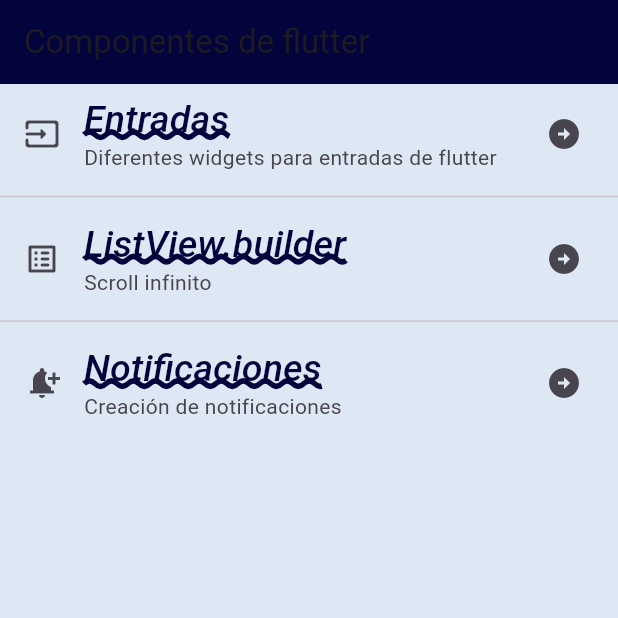
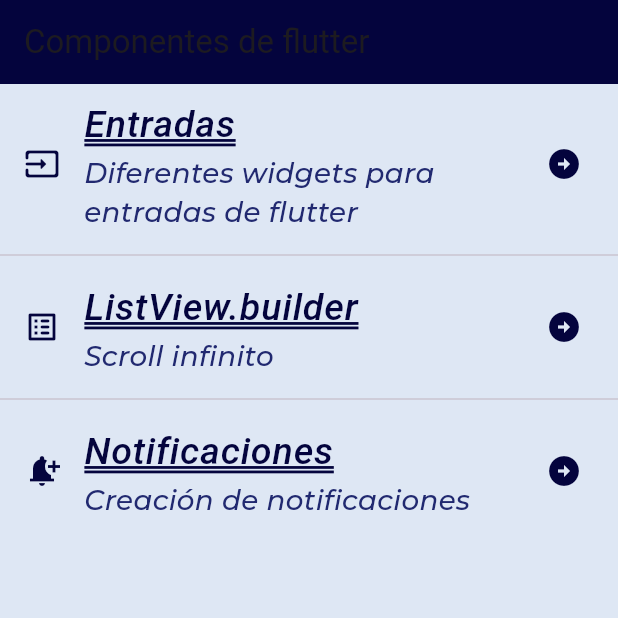
Before and after one commit to gnievap/componentes_flutter5c, a Flutter app: the screen it shows after launch, on a phone screen of 412 x 824 dp, the top half of it. Run offline on Flutter 3.47's test engine with Material 3 defaults, Android fonts, the phone set to English and light mode, and no system bars; our stand-ins replace google_fonts; Roboto replaces fonts that are missing (Acme).

Commit message:
Finalizing the app theme

```diff
--- a/lib/screens/home_screen.dart
+++ b/lib/screens/home_screen.dart
@@ -1,4 +1,5 @@
 import 'package:flutter/material.dart';
+import 'package:practica3_5c24/theme/app_theme.dart';
 
 class HomeScreen extends StatelessWidget {
   const HomeScreen({super.key});
@@ -12,35 +13,56 @@
       body: ListView(
         children: [
           ListTile(
-            leading: const Icon(Icons.input_rounded),
+            leading: const Icon(
+              Icons.input_rounded,
+              color: AppTheme.mainColor,
+            ),
             title: Text(
               'Entradas',
-              style: Theme.of(context).textTheme.headlineLarge,
+              style: AppTheme.lightTheme.textTheme.headlineLarge,
             ),
-            subtitle: const Text(
+            subtitle: Text(
               'Diferentes widgets para entradas de flutter',
+              style: AppTheme.lightTheme.textTheme.bodySmall,
             ),
-            trailing: const Icon(Icons.arrow_circle_right),
+            trailing: const Icon(
+              Icons.arrow_circle_right,
+              color: AppTheme.mainColor,
+            ),
           ),
           const Divider(),
           ListTile(
-            leading: const Icon(Icons.list_alt_rounded),
-            title: Text(
-              'ListView.builder',
-              style: Theme.of(context).textTheme.headlineLarge,
+            leading: const Icon(
+              Icons.list_alt_rounded,
+              color: AppTheme.mainColor,
             ),
-            subtitle: const Text('Scroll infinito'),
-            trailing: const Icon(Icons.arrow_circle_right),
+            title: Text('ListView.builder',
+                style: AppTheme.lightTheme.textTheme.headlineLarge),
+            subtitle: Text(
+              'Scroll infinito',
+              style: AppTheme.lightTheme.textTheme.bodySmall,
+            ),
+            trailing: const Icon(
+              Icons.arrow_circle_right,
+              color: AppTheme.mainColor,
+            ),
           ),
           const Divider(),
           ListTile(
-            leading: const Icon(Icons.notification_add),
-            title: Text(
-              'Notificaciones',
-              style: Theme.of(context).textTheme.headlineLarge,
+            leading: const Icon(
+              Icons.notification_add,
+              color: AppTheme.mainColor,
             ),
-            subtitle: const Text('Creación de notificaciones'),
-            trailing: const Icon(Icons.arrow_circle_right),
+            title: Text('Notificaciones',
+                style: AppTheme.lightTheme.textTheme.headlineLarge),
+            subtitle: Text(
+              'Creación de notificaciones',
+              style: AppTheme.lightTheme.textTheme.bodySmall,
+            ),
+            trailing: const Icon(
+              Icons.arrow_circle_right,
+              color: AppTheme.mainColor,
+            ),
           ),
         ],
       ),
--- a/lib/theme/app_theme.dart
+++ b/lib/theme/app_theme.dart
@@ -4,6 +4,7 @@
 class AppTheme {
   // Declaraciones de color
   static const mainColor = Color.fromARGB(255, 4, 4, 61);
+  static const accentColor = Color.fromARGB(255, 33, 41, 112);
   static const backColor = Color.fromARGB(255, 222, 231, 244);
 
   // Declaraciones del tema claro
@@ -17,11 +18,17 @@
         fontWeight: FontWeight.w500,
         decoration: TextDecoration.underline,
         decorationColor: mainColor,
-        decorationStyle: TextDecorationStyle.wavy,
-        decorationThickness: 3.0,
+        decorationStyle: TextDecorationStyle.double,
+        decorationThickness: 1.5,
         fontStyle: FontStyle.italic,
       ),
-      //bodySmall:
+      //Textos muy pequeños
+      bodySmall: GoogleFonts.montserrat(
+        color: accentColor,
+        fontSize: 18.5,
+        fontWeight: FontWeight.w500,
+        fontStyle: FontStyle.italic,
+      ),
     ),
   );
 }
```
